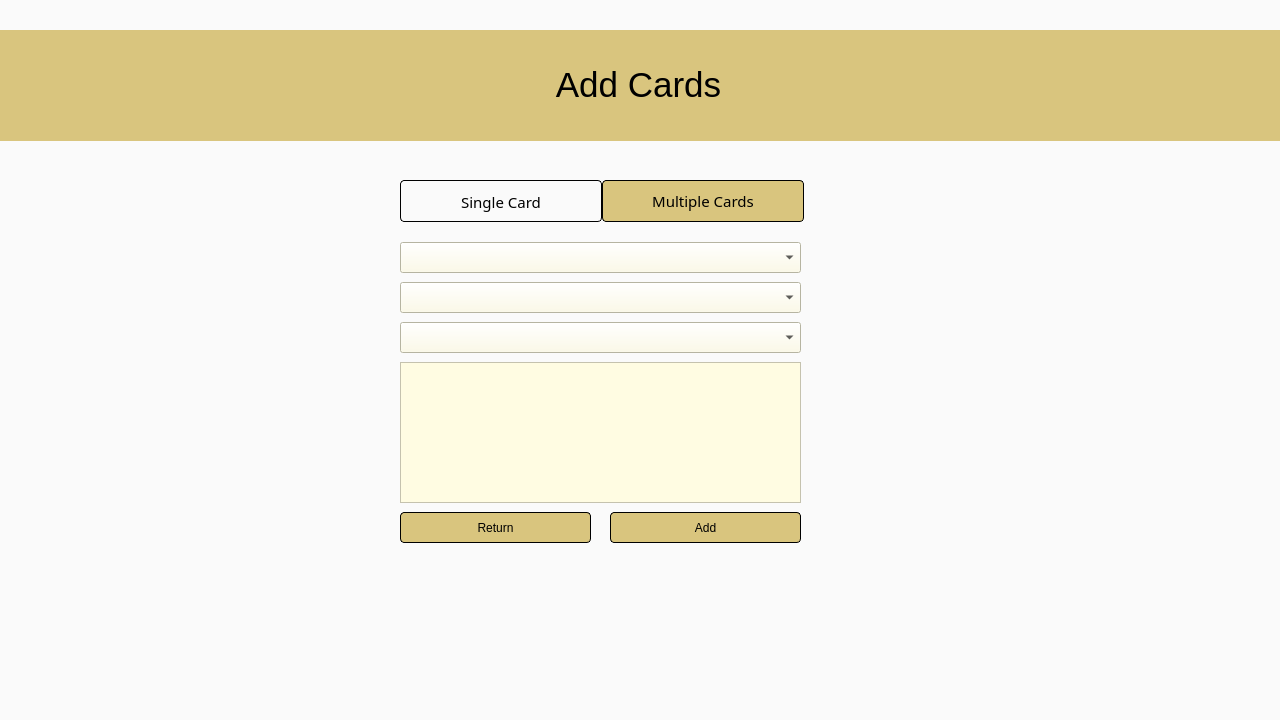
The window that addcard.ui (Scaryalet/CardVault) describes before a commit, drawn with Qt 5.
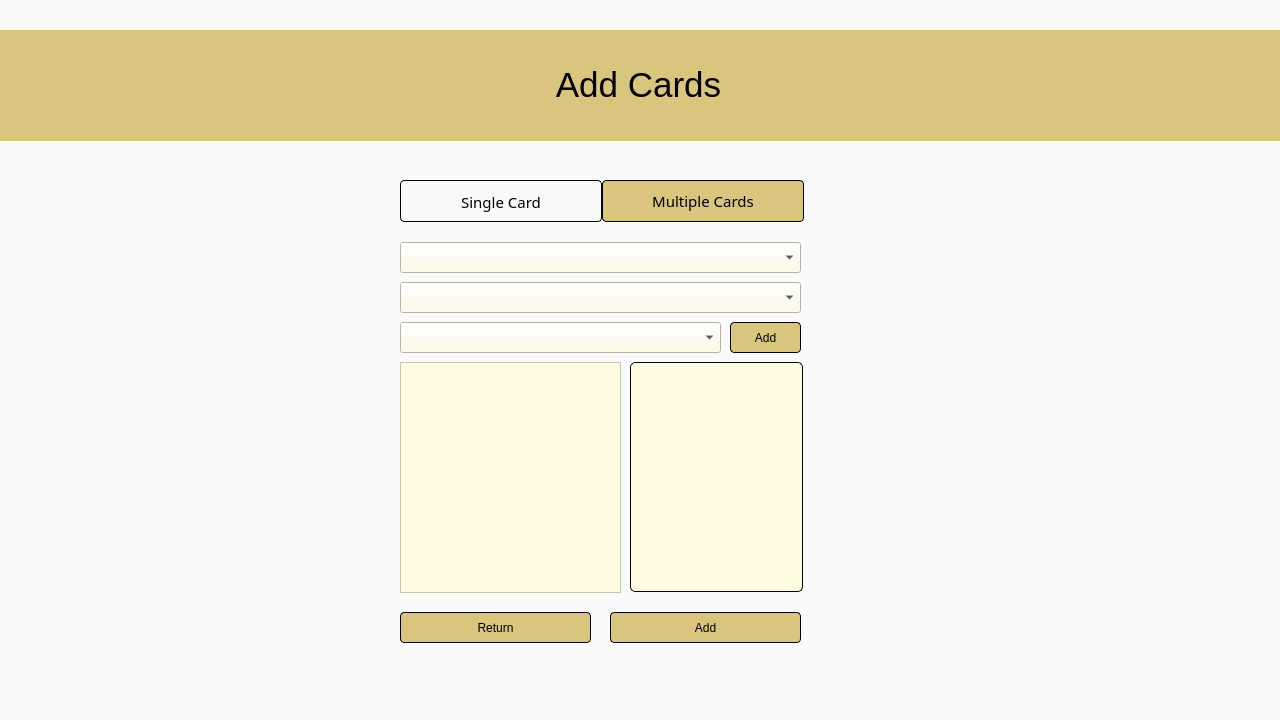
The same window after the commit. The open tabs and pages were chosen to show the change.

Commit message: add multiple cards finished

```diff
--- a/addcard.ui
+++ b/addcard.ui
@@ -84,7 +84,7 @@
       <x>400</x>
       <y>180</y>
       <width>411</width>
-      <height>371</height>
+      <height>491</height>
      </rect>
     </property>
     <property name="font">
@@ -347,7 +347,7 @@
        <rect>
         <x>0</x>
         <y>100</y>
-        <width>401</width>
+        <width>321</width>
         <height>31</height>
        </rect>
       </property>
@@ -368,7 +368,7 @@
       <property name="geometry">
        <rect>
         <x>0</x>
-        <y>290</y>
+        <y>390</y>
         <width>191</width>
         <height>31</height>
        </rect>
@@ -392,7 +392,7 @@
       <property name="geometry">
        <rect>
         <x>210</x>
-        <y>290</y>
+        <y>390</y>
         <width>191</width>
         <height>31</height>
        </rect>
@@ -412,32 +412,53 @@
        <string>Add</string>
       </property>
      </widget>
-     <widget class="QScrollArea" name="mDisplayCards">
+     <widget class="QPushButton" name="addIndividuaButton">
       <property name="geometry">
        <rect>
-        <x>0</x>
+        <x>330</x>
+        <y>100</y>
+        <width>71</width>
+        <height>31</height>
+       </rect>
+      </property>
+      <property name="text">
+       <string>Add</string>
+      </property>
+     </widget>
+     <widget class="QFrame" name="cardImageMultiple">
+      <property name="geometry">
+       <rect>
+        <x>230</x>
         <y>140</y>
-        <width>401</width>
-        <height>141</height>
+        <width>173</width>
+        <height>230</height>
        </rect>
       </property>
       <property name="styleSheet">
        <string notr="true">background-color: rgb(255, 252, 226);
-border-color: rgb(184, 179, 132);</string>
+border-color: rgb(184, 179, 132);
+border: 1px solid black;
+border-radius: 5</string>
       </property>
-      <property name="widgetResizable">
-       <bool>true</bool>
+      <property name="frameShape">
+       <enum>QFrame::StyledPanel</enum>
       </property>
-      <widget class="QWidget" name="scrollAreaWidgetContents">
-       <property name="geometry">
-        <rect>
-         <x>0</x>
-         <y>0</y>
-         <width>399</width>
-         <height>139</height>
-        </rect>
-       </property>
-      </widget>
+      <property name="frameShadow">
+       <enum>QFrame::Raised</enum>
+      </property>
+     </widget>
+     <widget class="QListWidget" name="displayCardsMultiple">
+      <property name="geometry">
+       <rect>
+        <x>0</x>
+        <y>140</y>
+        <width>221</width>
+        <height>231</height>
+       </rect>
+      </property>
+      <property name="styleSheet">
+       <string notr="true">background-color: rgb(255, 252, 226);</string>
+      </property>
      </widget>
     </widget>
    </widget>
```
Left out of the diff: 8 changed lines with no effect on the pictures. The commit also changes 5 other files.
